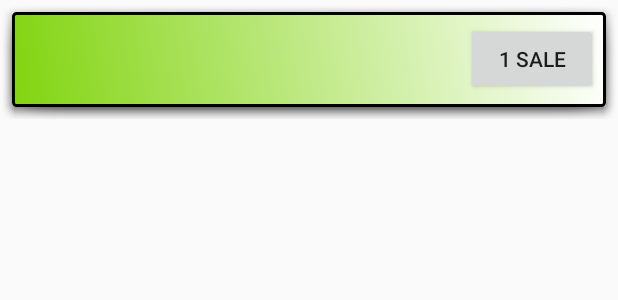
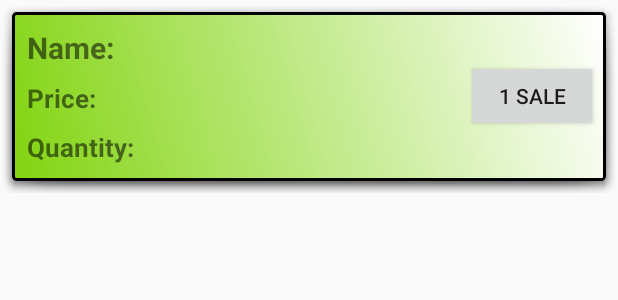
Before and after one commit to farmaker47/PharmacyApp-master, an Android app: the layout list_item.xml on its own in the app's theme, with its tools: preview values and no code run, on a phone screen of 412 x 824 dp. Shown: the top 300 px of the screen. Run offline under Robolectric (Android 15) with nearby library versions, the phone set to English and light mode, and no system bars.

Commit message:
UI etoimo

```diff
--- a/app/src/main/java/com/george/pharmacyapp/PharmacyCursorAdapter.java
+++ b/app/src/main/java/com/george/pharmacyapp/PharmacyCursorAdapter.java
@@ -44,10 +44,23 @@ public class PharmacyCursorAdapter extends CursorAdapter {
         TextView price = (TextView) listItemView.findViewById(R.id.price);
         Button salesButton = (Button) listItemView.findViewById(R.id.salesButton);
 
+        //finding dummy views and store to variable
+        TextView dummyNameText = (TextView)listItemView.findViewById(R.id.dummyNameText);
+        TextView dummyPriceText = (TextView)listItemView.findViewById(R.id.dummyPriceText);
+        TextView dummyQuantityText = (TextView)listItemView.findViewById(R.id.dummyQuantityText);
+        TextView euro = (TextView)listItemView.findViewById(R.id.euro);
+
+
         //calling the cursor to fetch the data from the columns of the database
         final String nameProduct = cursor.getString(cursor.getColumnIndexOrThrow(PharmacyContract.PharmacyEntry.COLUMN_NAME));
         final String quantityProduct = cursor.getString(cursor.getColumnIndexOrThrow(PharmacyContract.PharmacyEntry.COLUMN_QUANTITY));
         final String priceProduct = cursor.getString(cursor.getColumnIndexOrThrow(PharmacyContract.PharmacyEntry.COLUMN_PRICE));
+
+        //Setting text to dummy textviews
+        dummyNameText.setText("Name:  ");
+        dummyPriceText.setText("Price:  ");
+        dummyQuantityText.setText("Quantity:  ");
+        euro.setText(" €");
 
         //seting the text to the views..
         //Because atthe MainActivity we dont have an ImageView in the list item,we dont use one here
--- a/app/src/main/res/layout/list_item.xml
+++ b/app/src/main/res/layout/list_item.xml
@@ -15,51 +15,82 @@
             android:layout_width="match_parent"
             android:layout_height="match_parent"
             android:orientation="horizontal">
+
             <LinearLayout
                 android:layout_width="0dp"
                 android:layout_height="match_parent"
+                android:layout_margin="10dp"
                 android:layout_weight="1"
                 android:orientation="vertical">
-                <TextView
-                    android:id="@+id/name"
-                    android:layout_width="wrap_content"
+
+                <LinearLayout
+                    android:layout_width="match_parent"
                     android:layout_height="wrap_content"
-                    android:fontFamily="sans-serif-medium"
-                    android:textAppearance="?android:textAppearanceMedium"
-                    android:textColor="#000000" />
+                    android:orientation="horizontal">
 
-                <TextView
-                    android:id="@+id/price"
-                    android:layout_width="wrap_content"
+                    <TextView
+                        android:id="@+id/dummyNameText"
+                        style="@style/dummyName"
+                        android:text="Name: " />
+
+                    <TextView
+                        android:id="@+id/name"
+                        style="@style/nameTextView" />
+                </LinearLayout>
+
+                <LinearLayout
+                    android:layout_width="match_parent"
                     android:layout_height="wrap_content"
-                    android:fontFamily="sans-serif"
-                    android:textAppearance="?android:textAppearanceSmall"
-                    android:textColor="#000000" />
+                    android:layout_marginTop="5dp"
+                    android:orientation="horizontal">
 
-                <TextView
-                    android:id="@+id/quantity"
-                    android:layout_width="wrap_content"
+                    <TextView
+                        android:id="@+id/dummyPriceText"
+                        style="@style/dummyName.smallerText"
+                        android:text="Price:  " />
+
+                    <TextView
+                        android:id="@+id/price"
+                        style="@style/nameTextView" />
+                    <TextView
+                        android:id="@+id/euro"
+                        style="@style/nameTextView" />
+
+                </LinearLayout>
+
+                <LinearLayout
+                    android:layout_width="match_parent"
                     android:layout_height="wrap_content"
-                    android:fontFamily="sans-serif"
-                    android:textAppearance="?android:textAppearanceSmall"
-                    android:textColor="#000000" />
+                    android:layout_marginTop="5dp"
+                    android:orientation="horizontal">
+
+                    <TextView
+                        android:id="@+id/dummyQuantityText"
+                        style="@style/dummyName.smallerText"
+                        android:text="Quantity:  " />
+
+                    <TextView
+                        android:id="@+id/quantity"
+                        style="@style/nameTextView" />
+
+                </LinearLayout>
+
             </LinearLayout>
 
             <LinearLayout
                 android:layout_width="wrap_content"
                 android:layout_height="match_parent">
+
                 <Button
                     android:id="@+id/salesButton"
                     android:layout_width="wrap_content"
                     android:layout_height="wrap_content"
+                    android:layout_gravity="center_vertical"
+                    android:layout_marginRight="5dp"
                     android:focusable="false"
                     android:focusableInTouchMode="false"
-                    android:text="1 sale"
-                    android:layout_gravity="center_vertical"
-                    android:layout_marginRight="5dp"/>
+                    android:text="1 sale" />
             </LinearLayout>
-
-
 
 
         </LinearLayout>
--- a/app/src/main/res/values/dimens.xml
+++ b/app/src/main/res/values/dimens.xml
@@ -3,4 +3,6 @@
     <dimen name="activity_horizontal_margin">16dp</dimen>
     <dimen name="activity_vertical_margin">16dp</dimen>
     <dimen name="fab_margin">16dp</dimen>
+    <dimen name="list_item_text_name_size">20sp</dimen>
+    <dimen name="list_item_text_size">17sp</dimen>
 </resources>
--- a/app/src/main/res/values/styles.xml
+++ b/app/src/main/res/values/styles.xml
@@ -17,4 +17,25 @@
 
     <style name="AppTheme.PopupOverlay" parent="ThemeOverlay.AppCompat.Light" />
 
+    <style name="dummyName">
+        <item name="android:layout_width">wrap_content</item>
+        <item name="android:layout_height">wrap_content</item>
+        <item name="android:textStyle">bold</item>
+        <item name="android:textSize">@dimen/list_item_text_name_size</item>
+    </style>
+    <style name="dummyName.smallerText">
+        <item name="android:textSize">@dimen/list_item_text_size</item>
+    </style>
+
+    <style name="nameTextView">
+        <item name="android:layout_width">wrap_content</item>
+        <item name="android:layout_height">wrap_content</item>
+        <item name="android:fontFamily">sans-serif-medium</item>
+        <item name="android:textAppearance">?android:textAppearanceMedium</item>
+        <item name="android:textColor">#000000</item>
+        <item name="android:textSize">@dimen/list_item_text_name_size</item>
+    </style>
+
+
+
 </resources>
```
